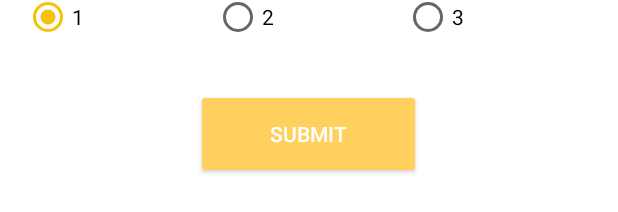
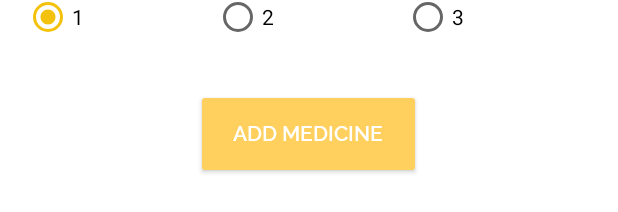
Before and after one commit to arnavpisces/saksham-refined, an Android app: the layout activity_add_med_rec.xml on its own in the app's theme, with its tools: preview values and no code run, on a phone screen of 412 x 824 dp. Shown: the part 484-696 px from the top of the screen. Run offline under Robolectric (Android 15) with nearby library versions, the phone set to English and light mode, and no system bars; plain views replace MaterialDayPicker.

```diff
--- a/app/src/main/java/com/zuccessful/trueharmony/fragments/MedManageFragment.java
+++ b/app/src/main/java/com/zuccessful/trueharmony/fragments/MedManageFragment.java
@@ -84,7 +84,7 @@ public class MedManageFragment extends Fragment {
         progressBar = view.findViewById(R.id.progressbar);
 
 
-        adapter = new MedsAdapter(medications);
+        adapter = new MedsAdapter(medications,getContext());
         LinearLayoutManager layoutManager = new LinearLayoutManager(getContext());
         mMedListView.setLayoutManager(layoutManager);
         mMedListView.setAdapter(adapter);
--- a/app/src/main/res/layout/activity_add_med_rec.xml
+++ b/app/src/main/res/layout/activity_add_med_rec.xml
@@ -128,7 +128,8 @@
         android:layout_gravity="center"
         android:layout_marginTop="16dp"
         android:onClick="submitMed"
-        android:text="@string/submit_text"
+        android:fontFamily="@font/semibold"
+        android:text="@string/add_button"
         android:textColor="@android:color/white"
         android:theme="@style/MyButton" />
 
--- a/app/src/main/res/values/strings.xml
+++ b/app/src/main/res/values/strings.xml
@@ -1073,6 +1073,7 @@ For instance, you want to learn to cook your favourite meal. If you are a novice
     <string name="not_a_member">Not a member?</string>
     <string name="register_here">Register Here!</string>
     <string name="welcome_here">Welcome Here!</string>
-
-
+    <string name="dialog_message">Are you sure you want to delete this medicine?</string>
+    <string name="dialog_title">Delete Medicine</string>
+    <string name="add_button">Add Medicine</string>
 </resources>
```
Also changed, not shown: app/src/main/java/com/zuccessful/trueharmony/adapters/MedsAdapter.java (+41 -3 lines).
